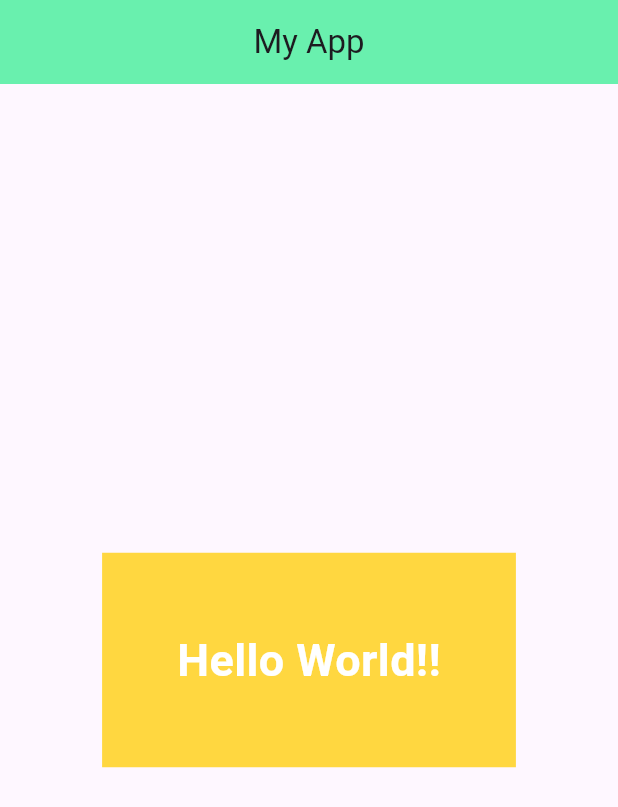
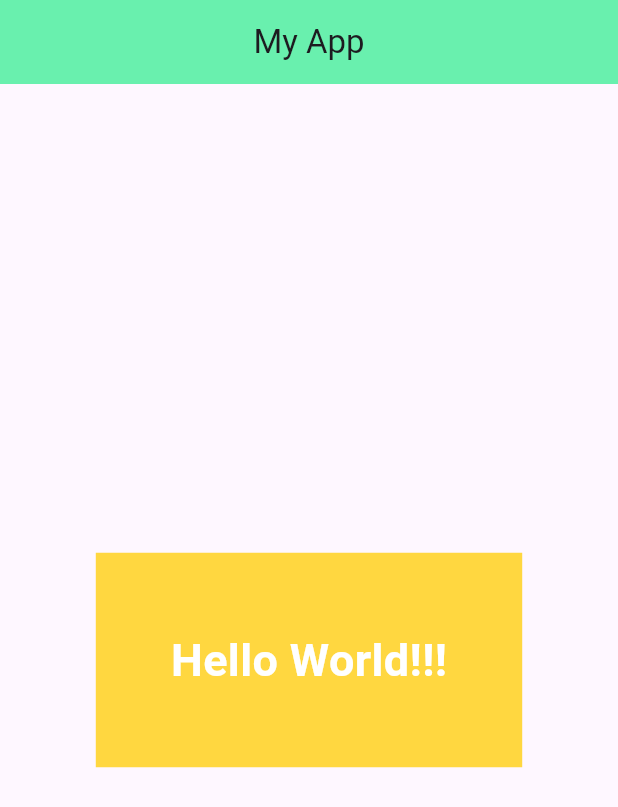
Before and after one commit to SorawitZongkun/learn_flutter_68_1, a Flutter app: the screen it shows after launch, on a phone screen of 412 x 824 dp. Shown: the top 807 px of the screen. Run offline on Flutter 3.47's test engine with Material 3 defaults, Android fonts, the phone set to English and light mode, and no system bars.

Commit message:
Sperate the home widget into its own file

```diff
--- a/lib/main.dart
+++ b/lib/main.dart
@@ -1,4 +1,7 @@
 import 'package:flutter/material.dart';
+
+// import 'screen/home.dart';
+import 'package:learn_flutter_68_1/screen/home.dart';
 
 void main() {
   // runApp(const MyApp());
@@ -21,26 +24,3 @@ void main() {
     ),
   );
 }
-
-class Home extends StatelessWidget {
-  const Home({super.key});
-
-  @override
-  Widget build(BuildContext context) {
-    return Center(
-      child: Container(
-        color: Colors.amberAccent,
-        margin: EdgeInsets.symmetric(horizontal: 20, vertical: 10),
-        padding: EdgeInsets.all(50),
-        child: Text(
-          "Hello World!!",
-          style: TextStyle(
-            fontSize: 30,
-            color: Colors.white,
-            fontWeight: FontWeight.bold,
-          ),
-        ),
-      ),
-    );
-  }
-}
--- /dev/null
+++ b/lib/screen/home.dart
@@ -0,0 +1,24 @@
+import 'package:flutter/material.dart';
+
+class Home extends StatelessWidget {
+  const Home({super.key});
+
+  @override
+  Widget build(BuildContext context) {
+    return Center(
+      child: Container(
+        color: Colors.amberAccent,
+        margin: EdgeInsets.symmetric(horizontal: 20, vertical: 10),
+        padding: EdgeInsets.all(50),
+        child: Text(
+          "Hello World!!!",
+          style: TextStyle(
+            fontSize: 30,
+            color: Colors.white,
+            fontWeight: FontWeight.bold,
+          ),
+        ),
+      ),
+    );
+  }
+}
```
